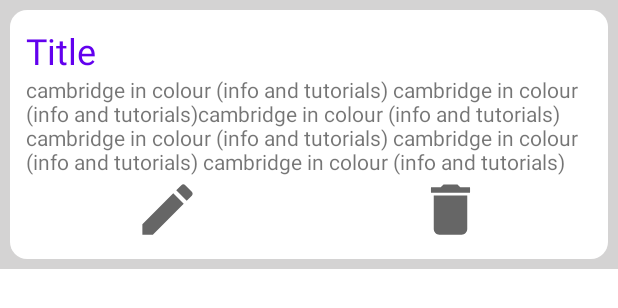
After one commit to seanknox0/FYP_updated, an Android app: the layout ticket.xml on its own in the app's theme, with its tools: preview values and no code run, on a phone screen of 412 x 824 dp. The commit adds this screen. Shown: the top 308 px of the screen. Run offline under Robolectric (Android 15) with nearby library versions, the phone set to English and light mode, and no system bars.

Commit message:
Diary entry section WIP

```diff
--- /dev/null
+++ b/app/src/main/java/ie/wit/fyp_updated/ui/personal/DiaryActivity.kt
@@ -0,0 +1,26 @@
+package ie.wit.fyp_updated.ui.personal
+
+import android.os.Bundle
+import androidx.appcompat.app.ActionBar
+import androidx.appcompat.app.AppCompatActivity
+import androidx.navigation.ui.AppBarConfiguration
+import ie.wit.fyp_updated.databinding.ActivityDiaryBinding
+
+class DiaryActivity : AppCompatActivity() {
+
+    private lateinit var appBarConfiguration: AppBarConfiguration
+    private lateinit var binding: ActivityDiaryBinding
+
+    //ActionBar
+    private lateinit var actionBar: ActionBar
+
+    override fun onCreate(savedInstanceState: Bundle?) {
+        super.onCreate(savedInstanceState)
+        binding = ActivityDiaryBinding.inflate(layoutInflater)
+        setContentView(binding.root)
+
+        //Configure ActionBar
+        actionBar = supportActionBar!!
+        actionBar.title = "Diary"
+    }
+}
--- /dev/null
+++ b/app/src/main/res/drawable/background_layout.xml
@@ -0,0 +1,17 @@
+<?xml version="1.0" encoding="utf-8"?>
+<selector xmlns:android="http://schemas.android.com/apk/res/android">
+<item>
+    <shape
+
+        android:shape="rectangle"
+        >
+        <solid android:color="#ffffff"/>
+          <corners android:radius="5pt"/>
+          <padding android:top="5pt"
+              android:right="5pt"
+              android:left="5pt"
+              android:bottom="5pt"/>
+
+    </shape>
+</item>
+</selector>
--- /dev/null
+++ b/app/src/main/res/drawable/ic_baseline_delete_24.xml
@@ -0,0 +1,10 @@
+<vector xmlns:android="http://schemas.android.com/apk/res/android"
+    android:width="24dp"
+    android:height="24dp"
+    android:viewportWidth="24"
+    android:viewportHeight="24"
+    android:tint="?attr/colorControlNormal">
+  <path
+      android:fillColor="@android:color/white"
+      android:pathData="M6,19c0,1.1 0.9,2 2,2h8c1.1,0 2,-0.9 2,-2V7H6v12zM19,4h-3.5l-1,-1h-5l-1,1H5v2h14V4z"/>
+</vector>
--- /dev/null
+++ b/app/src/main/res/drawable/ic_baseline_edit_24.xml
@@ -0,0 +1,10 @@
+<vector xmlns:android="http://schemas.android.com/apk/res/android"
+    android:width="24dp"
+    android:height="24dp"
+    android:viewportWidth="24"
+    android:viewportHeight="24"
+    android:tint="?attr/colorControlNormal">
+  <path
+      android:fillColor="@android:color/white"
+      android:pathData="M3,17.25V21h3.75L17.81,9.94l-3.75,-3.75L3,17.25zM20.71,7.04c0.39,-0.39 0.39,-1.02 0,-1.41l-2.34,-2.34c-0.39,-0.39 -1.02,-0.39 -1.41,0l-1.83,1.83 3.75,3.75 1.83,-1.83z"/>
+</vector>
--- /dev/null
+++ b/app/src/main/res/layout/activity_diary.xml
@@ -0,0 +1,13 @@
+<?xml version="1.0" encoding="utf-8"?>
+<LinearLayout xmlns:android="http://schemas.android.com/apk/res/android"
+    xmlns:app="http://schemas.android.com/apk/res-auto"
+    xmlns:tools="http://schemas.android.com/tools"
+    android:layout_width="match_parent"
+    android:layout_height="match_parent"
+    tools:context=".ui.personal.DiaryActivity">
+
+    <ListView
+        android:background="@color/gray"
+        android:layout_width="match_parent"
+        android:layout_height="match_parent" />
+</LinearLayout>
--- /dev/null
+++ b/app/src/main/res/layout/ticket.xml
@@ -0,0 +1,52 @@
+<?xml version="1.0" encoding="utf-8"?>
+<LinearLayout xmlns:android="http://schemas.android.com/apk/res/android"
+    xmlns:app="http://schemas.android.com/apk/res-auto"
+    android:layout_width="match_parent"
+    android:layout_height="wrap_content"
+    android:background="@color/gray"
+    android:orientation="vertical">
+
+    <LinearLayout
+        android:layout_width="match_parent"
+        android:layout_height="wrap_content"
+        android:layout_margin="3pt"
+        android:background="@drawable/background_layout"
+        android:orientation="vertical">
+
+        <TextView
+            android:id="@+id/ListTitle"
+            android:layout_width="match_parent"
+            android:layout_height="wrap_content"
+            android:text="Title"
+            android:textColor="@color/design_default_color_primary"
+            android:textSize="24sp" />
+
+        <TextView
+            android:id="@+id/ListContent"
+            android:layout_width="match_parent"
+            android:layout_height="wrap_content"
+            android:text="cambridge in colour (info and tutorials) cambridge in colour (info and tutorials)cambridge in colour (info and tutorials) cambridge in colour (info and tutorials) cambridge in colour (info and tutorials) cambridge in colour (info and tutorials)" />
+
+        <LinearLayout
+            android:layout_width="match_parent"
+            android:layout_height="wrap_content"
+            android:orientation="horizontal">
+
+            <ImageView
+                android:id="@+id/imageView3"
+                android:layout_width="20pt"
+                android:layout_height="20pt"
+                android:layout_weight="1"
+                app:srcCompat="@drawable/ic_baseline_edit_24" />
+
+            <ImageView
+                android:id="@+id/imageView2"
+                android:layout_width="20pt"
+                android:layout_height="20pt"
+                android:layout_weight="1"
+                app:srcCompat="@drawable/ic_baseline_delete_24" />
+        </LinearLayout>
+
+    </LinearLayout>
+
+</LinearLayout>
--- a/app/src/main/res/values/colors.xml
+++ b/app/src/main/res/values/colors.xml
@@ -7,4 +7,5 @@
     <color name="teal_700">#FF018786</color>
     <color name="black">#FF000000</color>
     <color name="white">#FFFFFFFF</color>
+    <color name="gray">#d4d3d3</color>
 </resources>
```
